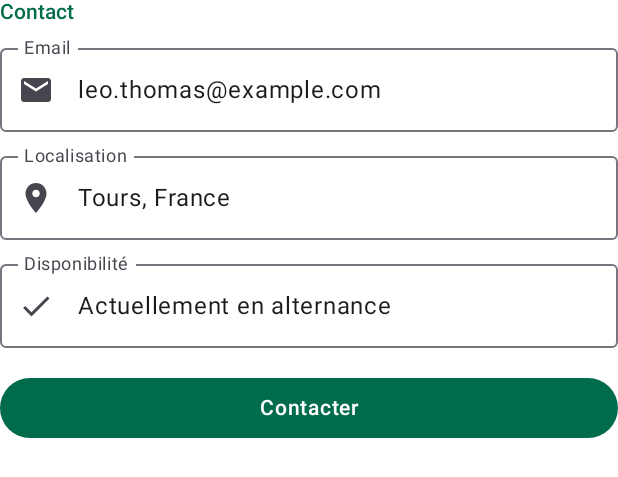
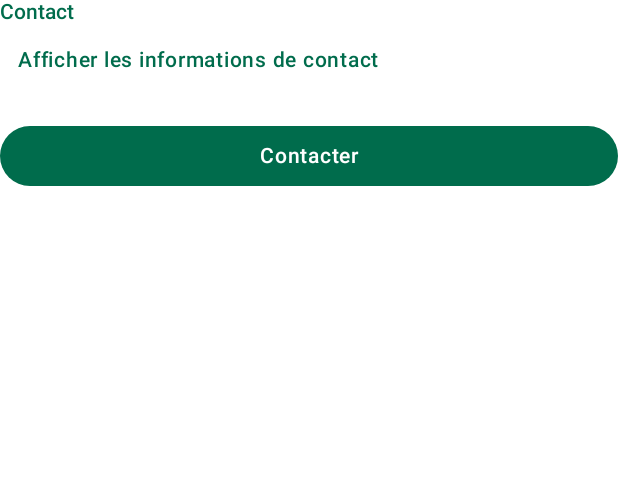
Before and after one commit to leoths10/ProfilDeveloppeurInteractif, an Android app built with Jetpack Compose: the @Preview function ContactSectionPreview, on a phone screen of 412 x 824 dp. Shown: the top 477 px of the screen. Run offline under Robolectric (Android 15) with nearby library versions, the phone set to English and light mode, and no system bars.

Commit message:
Etat local du contact

```diff
--- a/app/src/main/java/com/example/profildeveloppeur/MainActivity.kt
+++ b/app/src/main/java/com/example/profildeveloppeur/MainActivity.kt
@@ -51,6 +51,9 @@ import androidx.compose.material.icons.filled.Search
 import androidx.compose.material3.Icon
 import androidx.compose.material3.IconButton
 import androidx.compose.material3.OutlinedTextField
+import androidx.compose.material3.TextButton
+import androidx.compose.runtime.mutableStateOf
+import androidx.compose.runtime.saveable.rememberSaveable
 import androidx.compose.ui.Alignment
 import androidx.compose.ui.graphics.vector.ImageVector
 import androidx.lifecycle.ViewModel
@@ -60,6 +63,8 @@ import kotlinx.coroutines.flow.asStateFlow
 import kotlinx.coroutines.flow.update
 import org.w3c.dom.Text
 import java.time.temporal.TemporalQuery
+import androidx.compose.runtime.getValue
+import androidx.compose.runtime.setValue
 
 class MainActivity : ComponentActivity() {
     override fun onCreate(savedInstanceState: Bundle?) {
@@ -290,22 +295,33 @@ fun ContactSection(
     onContactClick: () -> Unit,
     modifier: Modifier = Modifier
 ) {
+    var showContactInfo by rememberSaveable { mutableStateOf(false) }
+
     Column(modifier = modifier) {
         Text(
             text = "Contact",
             style = MaterialTheme.typography.labelLarge,
             color = MaterialTheme.colorScheme.primary
         )
-        Spacer(modifier = Modifier.height(8.dp))
-        ContactField(label = "Email", valeur = profil.email, icone = Icons.Default.Email)
-        Spacer(modifier = Modifier.height(8.dp))
-        ContactField(label = "Localisation", valeur = profil.localisation, icone = Icons.Default.LocationOn)
-        Spacer(modifier = Modifier.height(8.dp))
-        ContactField(label = "Disponibilité", valeur = profil.disponibilite, icone = Icons.Default.Check)
-        Spacer(modifier = Modifier.height(16.dp))
+        TextButton(onClick = { showContactInfo = !showContactInfo}) {
+            Text(
+                text = if(showContactInfo){
+                    "Masquer les informations de contact"
+                } else{
+                    "Afficher les informations de contact"
+                }
+            )
+        }
+        if (showContactInfo){
+            ContactField(label = "Email", valeur = profil.email, icone = Icons.Default.Email, modifier = Modifier.padding(top = 8.dp))
+            ContactField(label = "Localisation", valeur = profil.localisation, icone = Icons.Default.LocationOn, modifier = Modifier.padding(top = 8.dp))
+            ContactField(label = "Disponibilité", valeur = profil.disponibilite, icone = Icons.Default.Check, modifier = Modifier.padding(top = 8.dp))
+        }
         Button(
             onClick = onContactClick,
-            modifier = Modifier.fillMaxWidth()
+            modifier = Modifier
+                .fillMaxWidth()
+                .padding(top = 16.dp)
         ) {
             Text(text = "Contacter")
         }
```
